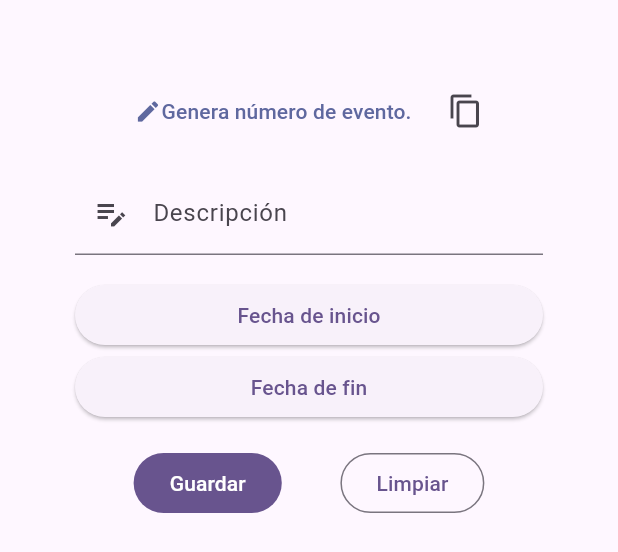
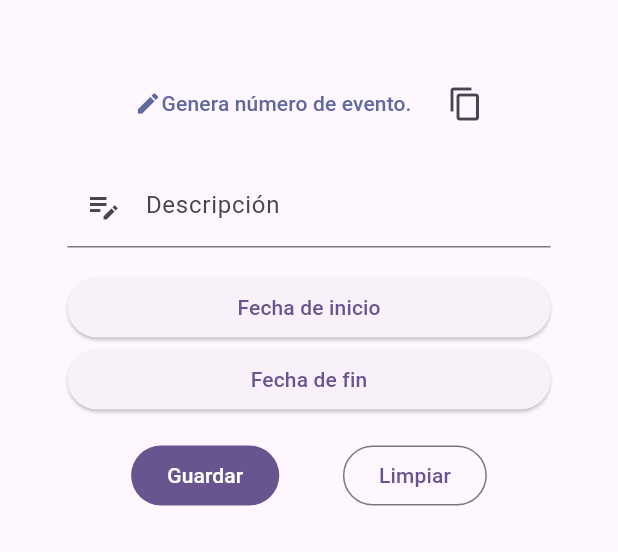
Before and after one commit to carlos-ASG/proyecto_beni, a Flutter app: what capturar() shows on an empty page, opened directly with empty values, on a phone screen of 412 x 824 dp. Shown: the top 552 px of the screen. Run offline on Flutter 3.47's test engine with Material 2 defaults, Android fonts, the phone set to English and light mode, and no system bars; our stand-ins replace cloud_firestore, firebase_core, firebase_storage, image_picker; accounts and stored records are empty.

Commit message:
arreglé copiar código que excedía 4.5 pxieles

```diff
--- a/lib/misEventos.dart
+++ b/lib/misEventos.dart
@@ -74,7 +74,7 @@ class _capturarState extends State<capturar> {
   @override
   Widget build(BuildContext context) {
     return ListView(
-      padding: EdgeInsets.all(50),
+      padding: EdgeInsets.all(45),
       children: [
         Row(
           mainAxisAlignment: MainAxisAlignment.center,
```
Also changed, not shown: pubspec.lock (deleted).
